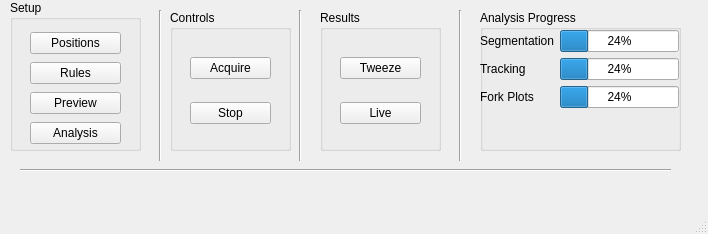
Before: the Qt Designer form rtclient/ui/qt_ui_files/main.ui in karempudi/rtclient, drawn with Qt 5.
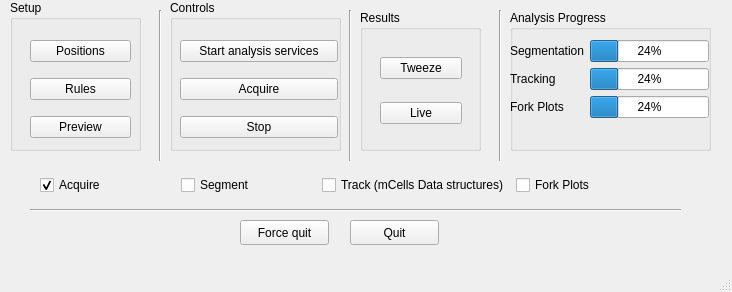
After: the same form once the commit is applied.

Commit message: Finished main and positions ui files

Patch:
```diff
--- a/rtclient/ui/qt_ui_files/main.ui
+++ b/rtclient/ui/qt_ui_files/main.ui
@@ -6,8 +6,8 @@
    <rect>
     <x>0</x>
     <y>0</y>
-    <width>708</width>
-    <height>234</height>
+    <width>732</width>
+    <height>292</height>
    </rect>
   </property>
   <property name="windowTitle">
@@ -23,7 +23,7 @@
    <widget class="QGroupBox" name="groupBox">
     <property name="geometry">
      <rect>
-      <x>480</x>
+      <x>510</x>
       <y>10</y>
       <width>201</width>
       <height>141</height>
@@ -36,7 +36,7 @@
      <property name="geometry">
       <rect>
        <x>0</x>
-       <y>20</y>
+       <y>30</y>
        <width>199</width>
        <height>101</height>
       </rect>
@@ -90,7 +90,7 @@
    <widget class="QGroupBox" name="groupBox_2">
     <property name="geometry">
      <rect>
-      <x>320</x>
+      <x>360</x>
       <y>10</y>
       <width>121</width>
       <height>141</height>
@@ -104,7 +104,7 @@
       <rect>
        <x>20</x>
        <y>30</y>
-       <width>81</width>
+       <width>82</width>
        <height>101</height>
       </rect>
      </property>
@@ -133,9 +133,9 @@
     <property name="geometry">
      <rect>
       <x>170</x>
-      <y>10</y>
-      <width>121</width>
-      <height>141</height>
+      <y>0</y>
+      <width>171</width>
+      <height>151</height>
      </rect>
     </property>
     <property name="title">
@@ -144,13 +144,20 @@
     <widget class="QWidget" name="verticalLayoutWidget">
      <property name="geometry">
       <rect>
-       <x>20</x>
+       <x>10</x>
        <y>30</y>
-       <width>81</width>
-       <height>101</height>
+       <width>158</width>
+       <height>121</height>
       </rect>
      </property>
      <layout class="QVBoxLayout" name="verticalLayout">
+      <item>
+       <widget class="QPushButton" name="pushButton_2">
+        <property name="text">
+         <string>Start analysis services</string>
+        </property>
+       </widget>
+      </item>
       <item>
        <widget class="QPushButton" name="pushButton_3">
         <property name="text">
@@ -171,8 +178,8 @@
    <widget class="Line" name="line">
     <property name="geometry">
      <rect>
-      <x>20</x>
-      <y>160</y>
+      <x>30</x>
+      <y>200</y>
       <width>651</width>
       <height>20</height>
      </rect>
@@ -197,7 +204,7 @@
    <widget class="Line" name="line_3">
     <property name="geometry">
      <rect>
-      <x>290</x>
+      <x>340</x>
       <y>10</y>
       <width>20</width>
       <height>151</height>
@@ -210,7 +217,7 @@
    <widget class="Line" name="line_4">
     <property name="geometry">
      <rect>
-      <x>450</x>
+      <x>490</x>
       <y>10</y>
       <width>20</width>
       <height>151</height>
@@ -237,7 +244,7 @@
       <rect>
        <x>20</x>
        <y>30</y>
-       <width>91</width>
+       <width>101</width>
        <height>120</height>
       </rect>
      </property>
@@ -263,16 +270,81 @@
         </property>
        </widget>
       </item>
-      <item>
-       <widget class="QPushButton" name="pushButton_2">
-        <property name="text">
-         <string>Analysis</string>
-        </property>
-       </widget>
-      </item>
      </layout>
     </widget>
    </widget>
+   <widget class="QWidget" name="horizontalLayoutWidget">
+    <property name="geometry">
+     <rect>
+      <x>40</x>
+      <y>170</y>
+      <width>611</width>
+      <height>31</height>
+     </rect>
+    </property>
+    <layout class="QHBoxLayout" name="horizontalLayout">
+     <item>
+      <widget class="QCheckBox" name="checkBox_4">
+       <property name="enabled">
+        <bool>true</bool>
+       </property>
+       <property name="text">
+        <string>Acquire</string>
+       </property>
+       <property name="checked">
+        <bool>true</bool>
+       </property>
+      </widget>
+     </item>
+     <item>
+      <widget class="QCheckBox" name="checkBox_3">
+       <property name="text">
+        <string>Segment</string>
+       </property>
+      </widget>
+     </item>
+     <item>
+      <widget class="QCheckBox" name="checkBox_2">
+       <property name="text">
+        <string>Track (mCells Data structures)</string>
+       </property>
+      </widget>
+     </item>
+     <item>
+      <widget class="QCheckBox" name="checkBox">
+       <property name="text">
+        <string>Fork Plots</string>
+       </property>
+      </widget>
+     </item>
+    </layout>
+   </widget>
+   <widget class="QPushButton" name="pushButton_9">
+    <property name="geometry">
+     <rect>
+      <x>240</x>
+      <y>220</y>
+      <width>89</width>
+      <height>25</height>
+     </rect>
+    </property>
+    <property name="text">
+     <string>Force quit</string>
+    </property>
+   </widget>
+   <widget class="QPushButton" name="pushButton_10">
+    <property name="geometry">
+     <rect>
+      <x>350</x>
+      <y>220</y>
+      <width>89</width>
+      <height>25</height>
+     </rect>
+    </property>
+    <property name="text">
+     <string>Quit</string>
+    </property>
+   </widget>
   </widget>
   <widget class="QMenuBar" name="menubar">
    <property name="geometry">
```
Left out of the diff: 2 changed lines with no effect on the pictures. The commit also changes 1 other file.
